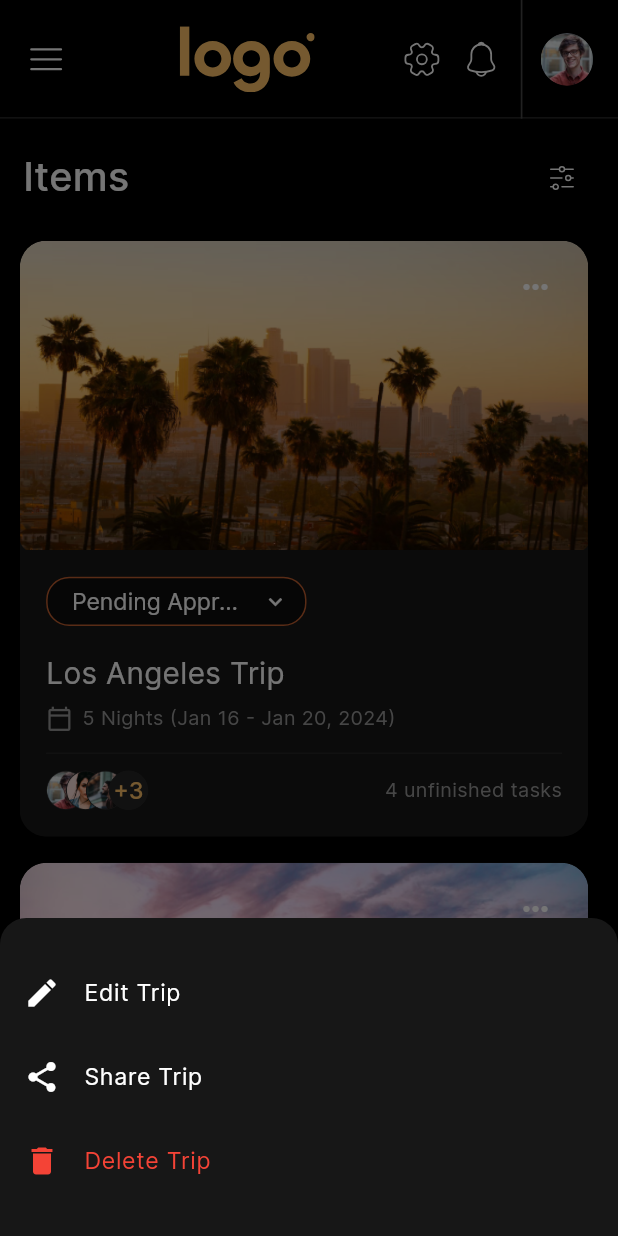
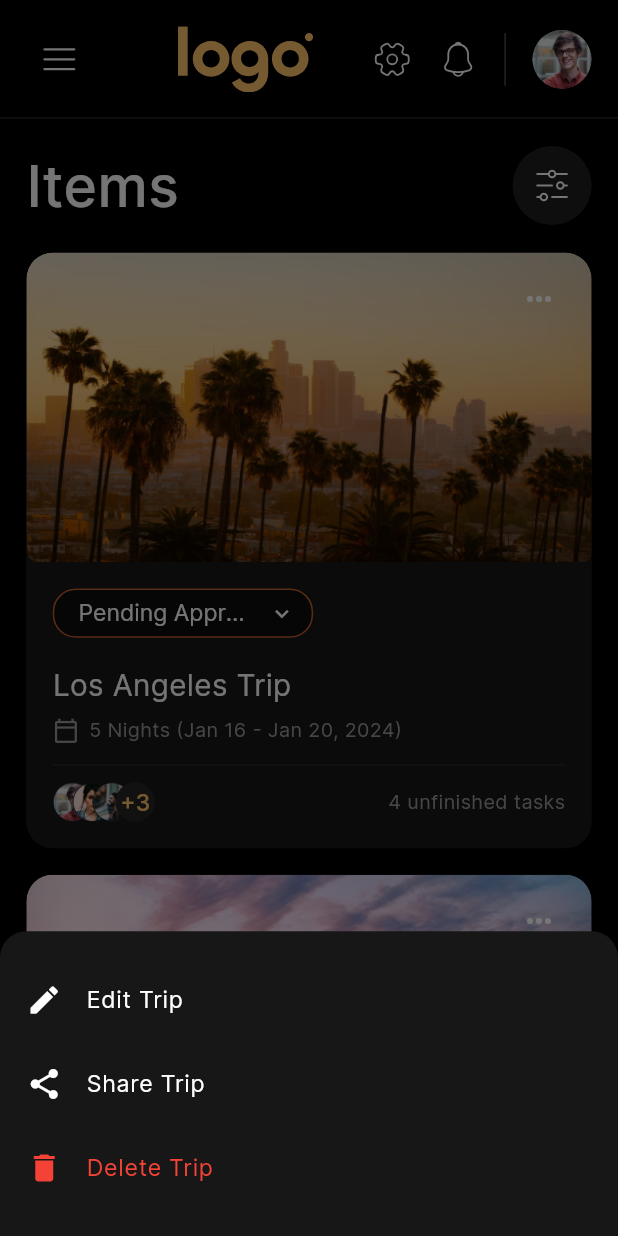
Before and after one commit to abdo-essam/travel_task_web, a Flutter app: the screen it shows after launch, after a tap on the "keyboard control" icon, on a phone screen of 412 x 824 dp. Run offline on Flutter 3.47's test engine with Material 3 defaults, Android fonts, the phone set to English and light mode, and no system bars; our stand-ins replace cached_network_image, flutter_svg.

Commit message:
refactor(ui): Improve Trips screen UI and app bar design
Refactored Trips screen UI for better visual appeal and user
experience. Updated app bar with refined styling, including adjusted
paddings, icon sizes, and profile image handling. Removed unnecessary
imports and code from widget files.

```diff
--- a/lib/presentation/trips_screen/trips_screen.dart
+++ b/lib/presentation/trips_screen/trips_screen.dart
@@ -19,13 +19,13 @@ class TripsScreen extends StatelessWidget {
       appBar: _buildHeader(context),
       body: Container(
         width: double.maxFinite,
-        padding: EdgeInsets.symmetric(horizontal: 12.h),
+        padding: EdgeInsets.symmetric(horizontal: 16.h), // Updated from 12.h to 16.h
         child: Column(
           mainAxisSize: MainAxisSize.max,
           children: [
             SizedBox(height: 16.h),
             _buildItemsRow(context),
-            SizedBox(height: 18.h),
+            SizedBox(height: 16.h), // Updated from 18.h to 16.h
             _buildTripsList(context),
           ],
         ),
@@ -36,39 +36,52 @@ class TripsScreen extends StatelessWidget {
   /// Section Widget
   PreferredSizeWidget _buildHeader(BuildContext context) {
     return CustomAppBar(
-      leadingWidth: 40.h,
+      height: 72.h,
+      leadingWidth: 56.h,
       leading: AppbarLeadingImage(
-        imagePath: ImageConstant.imgLinearInterface,
+        imagePath: ImageConstant.imgLinearInterface, // Menu/hamburger icon
         margin: EdgeInsets.only(left: 16.h),
       ),
-      title: SizedBox(
-        width: double.maxFinite,
-        child: AppbarTitleImage(
-          imagePath: ImageConstant.imgLogoipsum3321,
+      title: AppbarTitleImage(
+        imagePath: ImageConstant.imgLogoipsum3321, // Logo image
         height: 40.h,
-          width: 82.h,
+        width: 110.h,
         margin: EdgeInsets.only(left: 16.h),
       ),
+      centerTitle: false,
+      actions: [
+        Padding(
+          padding: EdgeInsets.only(right: 16.h),
+          child: Row(
+            children: [
+              AppbarTrailingImage(
+                imagePath: ImageConstant.imgSearch, // Settings gear icon
+                height: 24.h,
+                width: 24.h,
               ),
-      actions: [
-        AppbarTrailingImage(imagePath: ImageConstant.imgSearch),
+              SizedBox(width: 16.h),
               AppbarTrailingImage(
-          imagePath: ImageConstant.imgIcons,
-          margin: EdgeInsets.only(left: 12.h),
+                imagePath: ImageConstant.imgIcons, // Bell/notification icon
+                height: 24.h,
+                width: 24.h,
               ),
-        Padding(
-          padding: EdgeInsets.only(left: 12.h),
-          child: VerticalDivider(
+              SizedBox(width: 16.h),
+              // Vertical divider
+              Container(
+                height: 32.h,
                 width: 1.h,
-            thickness: 1.h,
                 color: appTheme.gray800,
               ),
+              SizedBox(width: 16.h),
+              // Profile image
+              AppbarTrailingImageOne(
+                imagePath: ImageConstant.imgFrame77135, // Profile image
+                height: 36.h,
+                width: 36.h,
+                radius: BorderRadius.circular(18.h),
               ),
-        AppbarTrailingImageOne(
-          imagePath: ImageConstant.imgFrame77135,
-          height: 32.h,
-          width: 32.h,
-          margin: EdgeInsets.only(left: 11.h, right: 15.h),
+            ],
+          ),
         ),
       ],
       styleType: Style.bgOutlineGray900,
@@ -79,18 +92,33 @@ class TripsScreen extends StatelessWidget {
   Widget _buildItemsRow(BuildContext context) {
     return Container(
       width: double.maxFinite,
-      margin: EdgeInsets.symmetric(horizontal: 2.h),
+      margin: EdgeInsets.zero,
       child: Row(
         mainAxisAlignment: MainAxisAlignment.spaceBetween,
         children: [
-          Text("Items", style: theme.textTheme.headlineSmall),
-          CustomIconButton(
-            height: 40.h,
-            width: 40.h,
-            padding: EdgeInsets.all(10.h),
-            decoration: IconButtonStyleHelper.none,
+          Text(
+            "Items",
+            style: TextStyle(
+              fontSize: 38,
+              fontWeight: FontWeight.w500,
+              color: Colors.white,
+              fontFamily: 'Inter',
+            ),
+          ),
+          Container(
+            height: 48.h,
+            width: 48.h,
+            decoration: BoxDecoration(
+              color: Color(0xFF1E1E1E),
+              shape: BoxShape.circle,
+            ),
+            child: Center(
               child: CustomImageView(
                 imagePath: ImageConstant.imgLinearInterfaceWhiteA700,
+                height: 24.h,
+                width: 24.h,
+                color: Colors.white,
+              ),
             ),
           ),
         ],
@@ -105,7 +133,7 @@ class TripsScreen extends StatelessWidget {
 
     return Expanded(
       child: Padding(
-        padding: EdgeInsets.only(right: 6.h),
+        padding: EdgeInsets.zero, // Updated from only(right: 6.h) to zero
         child: ListView.separated(
           padding: EdgeInsets.zero,
           physics: BouncingScrollPhysics(),
@@ -148,11 +176,12 @@ class TripsScreen extends StatelessWidget {
       ),
       builder: (context) {
         return Container(
-          padding: EdgeInsets.symmetric(vertical: 20.h),
+          padding: EdgeInsets.symmetric(vertical: 16.h), // Updated from 20.h to 16.h
           child: Column(
             mainAxisSize: MainAxisSize.min,
             children: [
               ListTile(
+                contentPadding: EdgeInsets.symmetric(horizontal: 16.h), // Added consistent padding
                 leading: Icon(Icons.edit, color: appTheme.whiteA700),
                 title: Text('Edit Trip', style: theme.textTheme.bodyMedium),
                 onTap: () {
@@ -161,6 +190,7 @@ class TripsScreen extends StatelessWidget {
                 },
               ),
               ListTile(
+                contentPadding: EdgeInsets.symmetric(horizontal: 16.h), // Added consistent padding
                 leading: Icon(Icons.share, color: appTheme.whiteA700),
                 title: Text('Share Trip', style: theme.textTheme.bodyMedium),
                 onTap: () {
@@ -169,6 +199,7 @@ class TripsScreen extends StatelessWidget {
                 },
               ),
               ListTile(
+                contentPadding: EdgeInsets.symmetric(horizontal: 16.h), // Added consistent padding
                 leading: Icon(Icons.delete, color: Colors.red),
                 title: Text('Delete Trip', style: TextStyle(
                   color: Colors.red,
--- a/lib/presentation/trips_screen/widgets/app_bar/appbar_title_image.dart
+++ b/lib/presentation/trips_screen/widgets/app_bar/appbar_title_image.dart
@@ -1,7 +1,6 @@
 import 'package:flutter/material.dart';
 import 'package:travel_task_web/core/app_export.dart';
 
-import '../../../../widgets/custom_image_view.dart';
 
 class AppbarTitleImage extends StatelessWidget {
   const AppbarTitleImage({
--- a/lib/presentation/trips_screen/widgets/app_bar/appbar_trailing_image.dart
+++ b/lib/presentation/trips_screen/widgets/app_bar/appbar_trailing_image.dart
@@ -1,7 +1,6 @@
 import 'package:flutter/material.dart';
 import 'package:travel_task_web/core/app_export.dart';
 
-import '../../../../widgets/custom_image_view.dart';
 
 class AppbarTrailingImage extends StatelessWidget {
   const AppbarTrailingImage({
--- a/lib/presentation/trips_screen/widgets/app_bar/appbar_trailing_image_one.dart
+++ b/lib/presentation/trips_screen/widgets/app_bar/appbar_trailing_image_one.dart
@@ -1,8 +1,5 @@
 import 'package:flutter/material.dart';
 import 'package:travel_task_web/core/app_export.dart';
-
-import '../../../../theme/app_decoration.dart';
-import '../../../../widgets/custom_image_view.dart';
 
 class AppbarTrailingImageOne extends StatelessWidget {
   const AppbarTrailingImageOne({
@@ -12,17 +9,15 @@ class AppbarTrailingImageOne extends StatelessWidget {
     this.width,
     this.onTap,
     this.margin,
+    this.radius,
   });
 
   final double? height;
-
   final double? width;
-
   final String? imagePath;
-
   final Function? onTap;
-
   final EdgeInsetsGeometry? margin;
+  final BorderRadius? radius;
 
   @override
   Widget build(BuildContext context) {
@@ -37,8 +32,8 @@ class AppbarTrailingImageOne extends StatelessWidget {
           imagePath: imagePath!,
           height: height ?? 24.h,
           width: width ?? 24.h,
-          fit: BoxFit.contain,
-          radius: BorderRadius.circular(16.h),
+          fit: BoxFit.cover, // Changed from contain to cover for better profile image display
+          radius: radius ?? BorderRadius.circular(16.h),
         ),
       ),
     );
--- a/lib/presentation/trips_screen/widgets/custom_icon_button.dart
+++ b/lib/presentation/trips_screen/widgets/custom_icon_button.dart
@@ -1,7 +1,6 @@
 import 'package:flutter/material.dart';
 import 'package:travel_task_web/core/app_export.dart';
 
-import '../../../theme/theme_helper.dart';
 
 extension IconButtonStyleHelper on CustomIconButton {
   static BoxDecoration get none => BoxDecoration();
--- a/lib/presentation/web_trips_screen/web_trips_screen.dart
+++ b/lib/presentation/web_trips_screen/web_trips_screen.dart
@@ -9,7 +9,6 @@ class WebTripsScreen extends StatefulWidget {
 }
 
 class _WebTripsScreenState extends State<WebTripsScreen> {
-  bool _isDrawerOpen = false;
   int _selectedNavIndex = 1; // Trips section selected by default
 
   @override
--- a/lib/widgets/custom_image_view.dart
+++ b/lib/widgets/custom_image_view.dart
@@ -5,11 +5,11 @@ import 'package:flutter_svg/flutter_svg.dart';
 
 extension ImageTypeExtension on String {
   ImageType get imageType {
-    if (this.startsWith('http') || this.startsWith('https')) {
+    if (startsWith('http') || startsWith('https')) {
       return ImageType.network;
-    } else if (this.endsWith('.svg')) {
+    } else if (endsWith('.svg')) {
       return ImageType.svg;
-    } else if (this.startsWith('file://')) {
+    } else if (startsWith('file://')) {
       return ImageType.file;
     } else {
       return ImageType.png;
@@ -20,7 +20,7 @@ extension ImageTypeExtension on String {
 enum ImageType { svg, png, network, file, unknown }
 
 class CustomImageView extends StatelessWidget {
-  CustomImageView({
+  const CustomImageView({super.key,
     this.imagePath,
     this.height,
     this.width,
@@ -108,9 +108,9 @@ class CustomImageView extends StatelessWidget {
               width: width,
               fit: fit ?? BoxFit.contain,
               colorFilter:
-                  this.color != null
+                  color != null
                       ? ColorFilter.mode(
-                        this.color ?? Colors.transparent,
+                        color ?? Colors.transparent,
                         BlendMode.srcIn,
                       )
                       : null,
```
Lines whose indentation alone changed are shown as unchanged.
